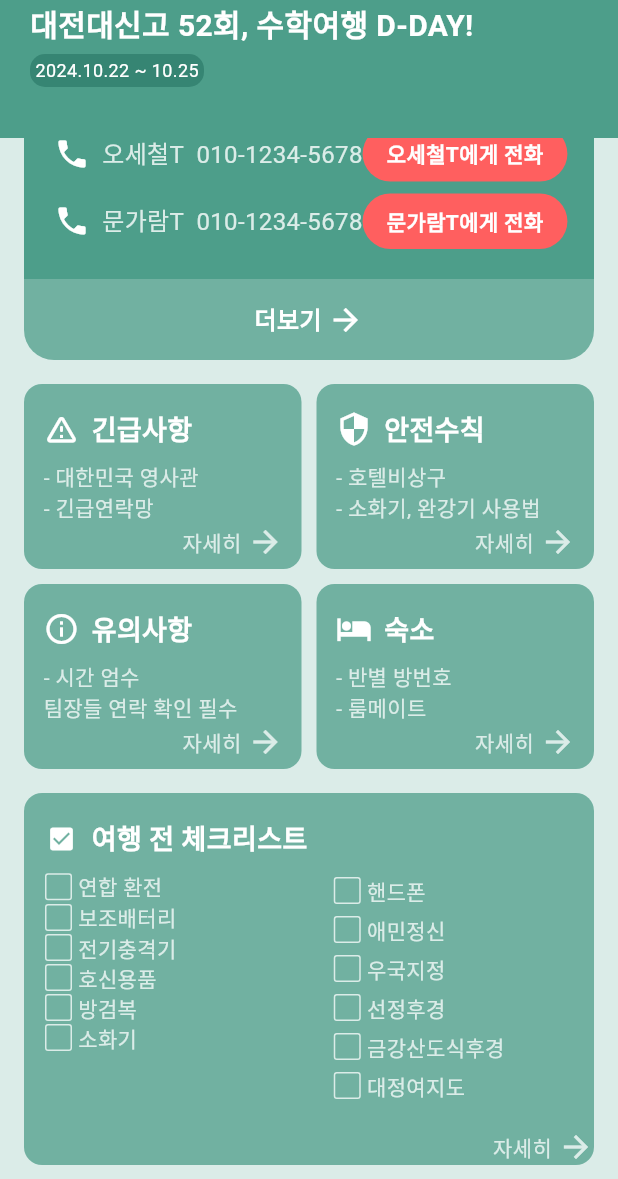
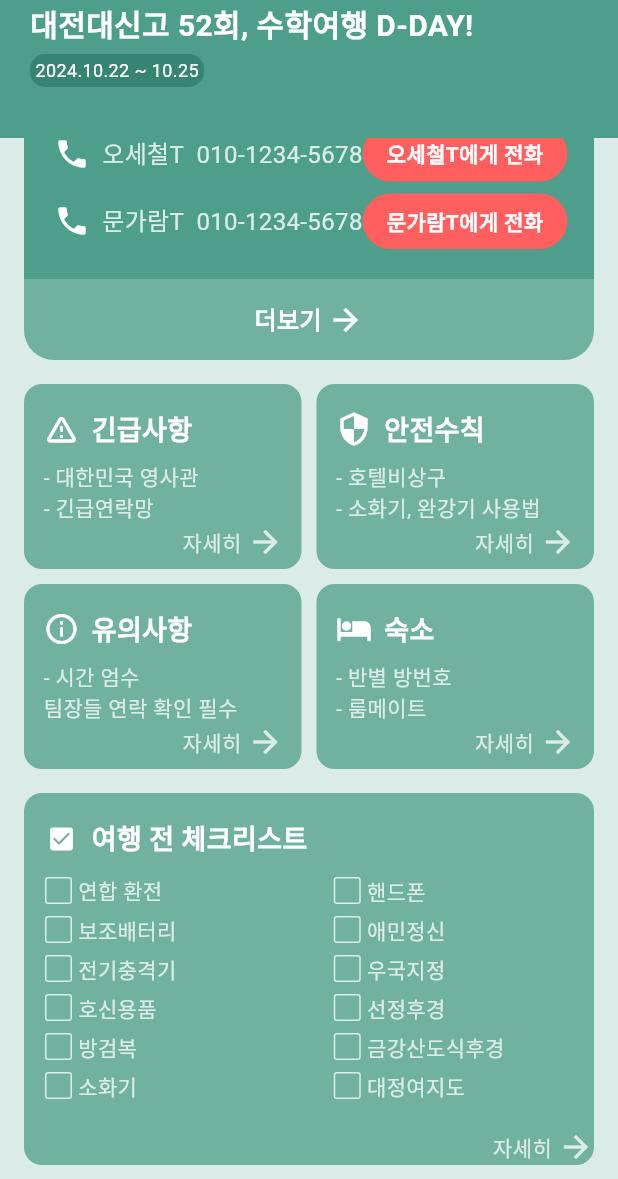
Before and after one commit to Popoisthebest/school_trip_app, a Flutter app: the screen it shows after launch, scrolled down 576 dp, on a phone screen of 412 x 824 dp, the part 57-1236 px from its top. Run offline on Flutter 3.47's test engine with Material 3 defaults, Android fonts, the light colour scheme and no system bars; our stand-ins replace connectivity_plus, flutter_svg, google_maps_flutter; Roboto replaces fonts that are missing (Ownglyph okticon).

Commit message:
[feat] added every picture and added top3 content

```diff
--- a/lib/screens/main_screens/main_screen.dart
+++ b/lib/screens/main_screens/main_screen.dart
@@ -263,10 +263,10 @@ class _MainScreenState extends State<MainScreen> {
                         const SizedBox(height: 16),
                         // 시부야 항목 (이곳에서 템플릿 형식으로 추가 가능)
                         const Top3Card(
-                          title: "아름다운 밤의 도시 시부야!",
+                          title: "다양한 애니메이션 관련 제품을\n만날 수 있는 아키하바라!",
                           description:
-                              "밤의 도시 시부야에는 맛난 먹거리들과 신나게\n즐길 놀거리가 가득하답니다~",
-                          location: "시부야 / 도쿄 /",
+                              "우리 학생들이 눈 돌아갈 만한 요소가 많이 있습니다\n주머니를 많이 털리지 않을까 걱정도 되는 장소입니다~",
+                          location: "아키하바라 / 도쿄 /",
                           rating: 5, // 별 5개
                           tags: [
                             "#많이 찾는 장소",
@@ -276,15 +276,15 @@ class _MainScreenState extends State<MainScreen> {
                             "#여행스타그램"
                           ],
                           image:
-                              'assets/main_screen_images/shibuya.png', // 이미지 경로 예시
+                              'assets/main_screen_images/akihabara.png', // 이미지 경로 예시
                         ),
                         const SizedBox(height: 16),
                         const Top3Card(
-                          title: "노을지는 도쿄 타워의 야경!",
+                          title: "월트 디즈니가 창조한\n동화 속 세상 디즈니랜드!",
                           description:
                               "노을지는 도쿄의 밤은 정말로 아름답습니다!\n한 번 구경해보시는걸 추천해요!",
-                          location: "미나토구 / 도쿄 /",
-                          rating: 5, // 별 5개
+                          location: "디즈니랜드 / 도쿄 /",
+                          rating: 4, // 별 5개
                           tags: [
                             "#많이 찾는 장소",
                             "#도쿄",
@@ -293,9 +293,25 @@ class _MainScreenState extends State<MainScreen> {
                             "#여행스타그램"
                           ],
                           image:
-                              'assets/main_screen_images/tokyotower.png', // 이미지 경로 예시
+                              'assets/main_screen_images/disneyland.png', // 이미지 경로 예시
                         ),
                         const SizedBox(height: 16),
+                        const Top3Card(
+                          title: "일본 전통 문화가 살아 숨쉬는\n아사쿠사 센소시!",
+                          description:
+                              "노을지는 도쿄의 밤은 정말로 아름답습니다!\n한 번 구경해보시는걸 추천해요!",
+                          location: "아사쿠사 센소시 / 도쿄 /",
+                          rating: 4, // 별 5개
+                          tags: [
+                            "#많이 찾는 장소",
+                            "#도쿄",
+                            "#뷰맛집",
+                            "#숨겨진 명소",
+                            "#여행스타그램"
+                          ],
+                          image:
+                              'assets/main_screen_images/asakusa.png', // 이미지 경로 예시
+                        ),
                         // 더 추가 가능: Top3Card 추가 가능
                       ],
                     ),
@@ -642,7 +658,7 @@ class _ChecklistSectionState extends State<ChecklistSection> {
                         children: [
                           SizedBox(
                             width: 16,
-                            height: 16,
+                            height: 26,
                             child: Checkbox(
                               value: checklistItems[key],
                               onChanged: (bool? value) {
```
